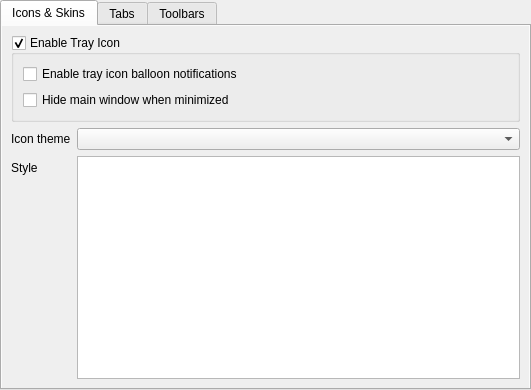
This is src/saurus/gui/settings/settingsgui.ui in martinrotter/textosaurus as Qt 5 draws it before an edit. The edited form follows.
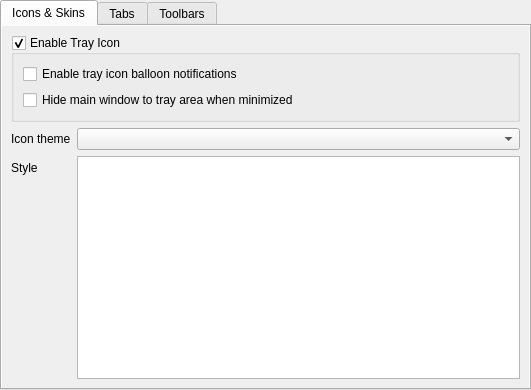
This is the edited form. Custom widgets are drawn as their Qt base class.

Diff of the .ui file:
```diff
--- a/src/saurus/gui/settings/settingsgui.ui
+++ b/src/saurus/gui/settings/settingsgui.ui
@@ -107,7 +107,7 @@
               <item row="1" column="0" colspan="2">
                <widget class="QCheckBox" name="m_checkHideWhenMinimized">
                 <property name="text">
-                 <string>Hide main window when minimized</string>
+                 <string>Hide main window to tray area when minimized</string>
                 </property>
                </widget>
               </item>
```
